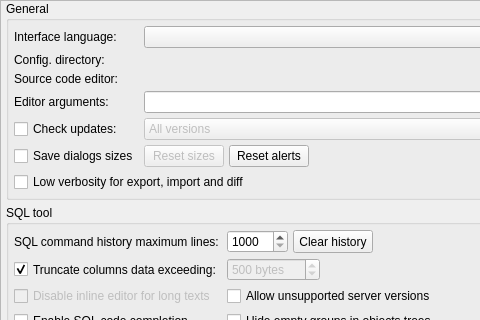
Old version of the form libs/libgui/ui/settings/generalconfigwidget.ui in the repository arichiardi/pgmodeler; both pictures show x 0 to 480 and y 0 to 320 of the 944 by 1035 pixel window.
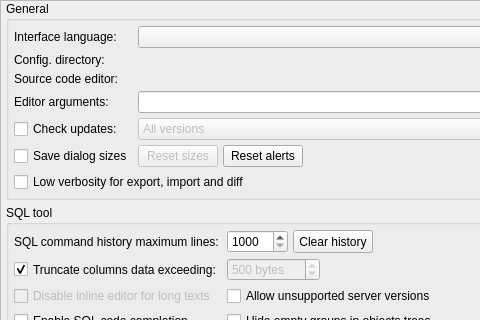
New version of the form. Icons and pictures are not drawn.

Commit message: Improve semantic clarity in internationalization strings on generalconfigwidget.ui

Diff of the .ui file:
```diff
--- a/libs/libgui/ui/settings/generalconfigwidget.ui
+++ b/libs/libgui/ui/settings/generalconfigwidget.ui
@@ -150,7 +150,7 @@
             </sizepolicy>
            </property>
            <property name="text">
-            <string>Save dialogs sizes</string>
+            <string>Save dialog sizes</string>
            </property>
           </widget>
          </item>
```
Left out of the diff: 2 changed lines with no effect on the pictures. The commit also changes 2 other files.
